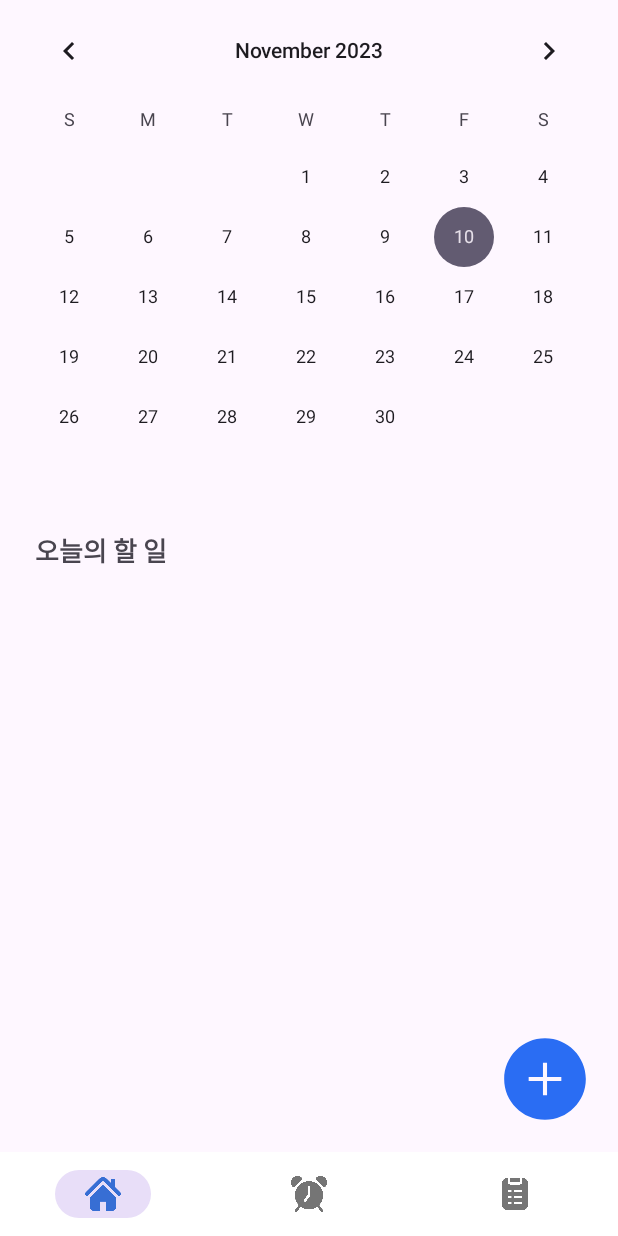
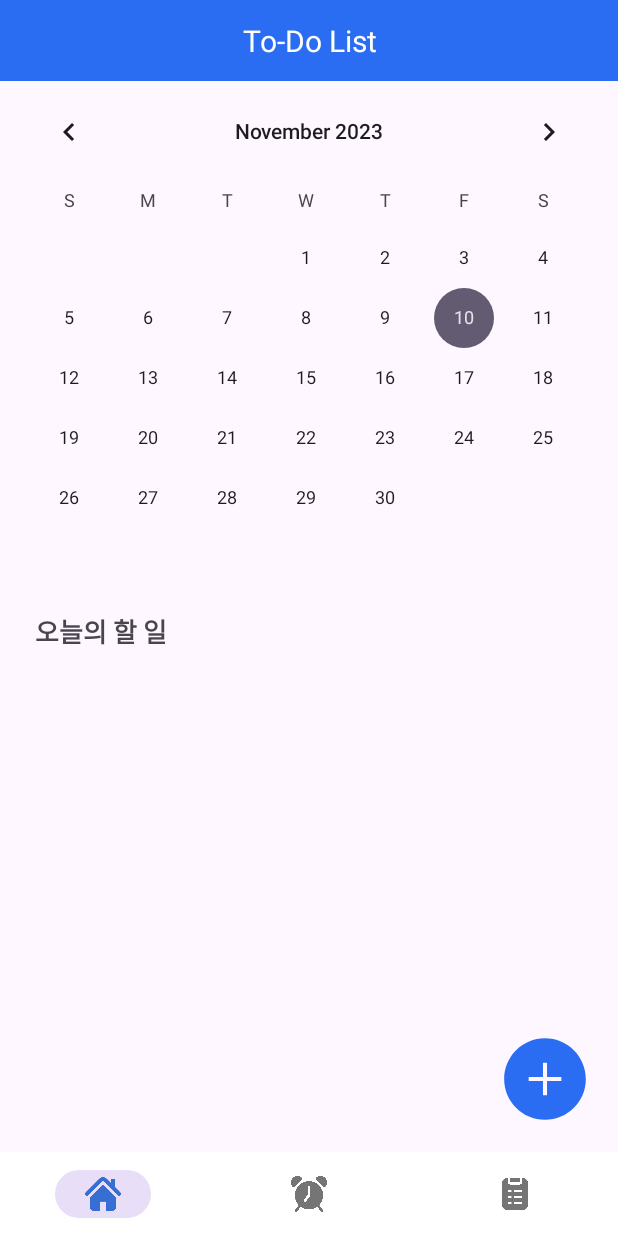
Before and after one commit to mobileProgramming-2023-2/project, an Android app: the fragment TodoFragment placed in its activity, on a phone screen of 412 x 824 dp. Run offline under Robolectric (Android 15) with nearby library versions, the phone set to English and light mode, and no system bars.

Commit message:
design: 'To-Do List' `상단 타이틀바 추가

```diff
--- a/app/src/main/java/smu/mp/project/todo/TodoAdapter.java
+++ b/app/src/main/java/smu/mp/project/todo/TodoAdapter.java
@@ -31,7 +31,7 @@ public class TodoAdapter extends ArrayAdapter<TodoItem> {
     @Override
     public View getView(int position, View convertView, ViewGroup parent) {
         if (convertView == null) {
-            convertView = LayoutInflater.from(getContext()).inflate(R.layout.item_todo, parent, false);
+            convertView = LayoutInflater.from(getContext()).inflate(R.layout.todo_item, parent, false);
         }
 
         TextView contentTextView = convertView.findViewById(R.id.content);  // 할 일 내용
--- a/app/src/main/java/smu/mp/project/todo/TodoFragment.java
+++ b/app/src/main/java/smu/mp/project/todo/TodoFragment.java
@@ -127,7 +127,7 @@ public class TodoFragment extends Fragment {
     // 할 일 입력 Dialog 표시 메소드
     private void showDialog() {
         LayoutInflater inflater = requireActivity().getLayoutInflater();
-        View dialogView = inflater.inflate(R.layout.dialog_add_todo, null);
+        View dialogView = inflater.inflate(R.layout.todo_dialog_add, null);
 
         final EditText editTextTodoContent = dialogView.findViewById(R.id.editTextTodoContent);
         final EditText editTextTodoMemo = dialogView.findViewById(R.id.editTextTodoMemo);
--- a/app/src/main/res/layout/fragment_todo.xml
+++ b/app/src/main/res/layout/fragment_todo.xml
@@ -5,12 +5,25 @@
     android:layout_height="match_parent"
     tools:context=".MainActivity">
 
+    <!-- 'To-Do List' 제목 -->
+    <TextView
+        android:id="@+id/mainTitle"
+        android:layout_width="match_parent"
+        android:layout_height="wrap_content"
+        android:layout_alignParentTop="true"
+        android:padding="13dp"
+        android:text="To-Do List"
+        android:textSize="20sp"
+        android:textColor="#FFFFFF"
+        android:background="@color/mainColor"
+        android:gravity="center"/>
+
     <!-- 캘린더 뷰 -->
     <CalendarView
         android:id="@+id/calendarView"
         android:layout_width="match_parent"
         android:layout_height="wrap_content"
-        android:layout_alignParentTop="true"/>
+        android:layout_below="@id/mainTitle" />
 
     <!-- '오늘의 할 일' 제목 -->
     <TextView
```
Also changed, not shown: app/src/main/res/layout/todo_dialog_add.xml (renamed from app/src/main/res/layout/dialog_add_todo.xml), app/src/main/res/layout/todo_item.xml (renamed from app/src/main/res/layout/item_todo.xml).
